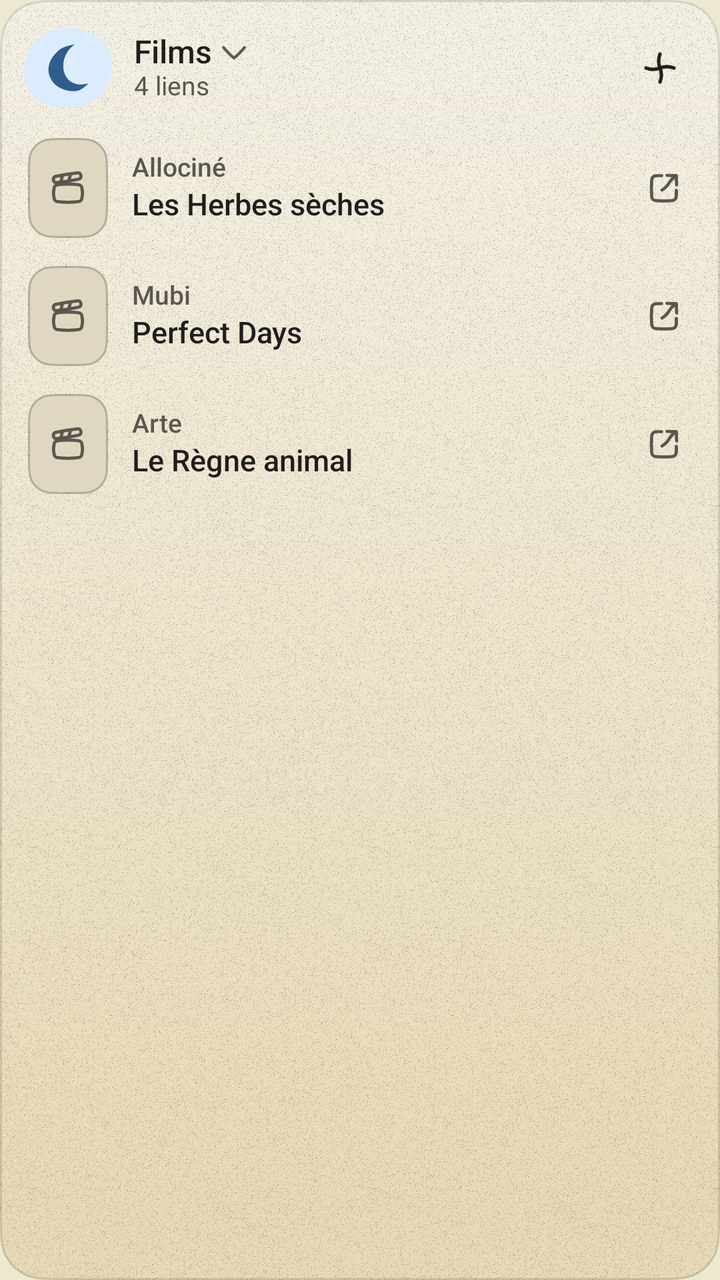
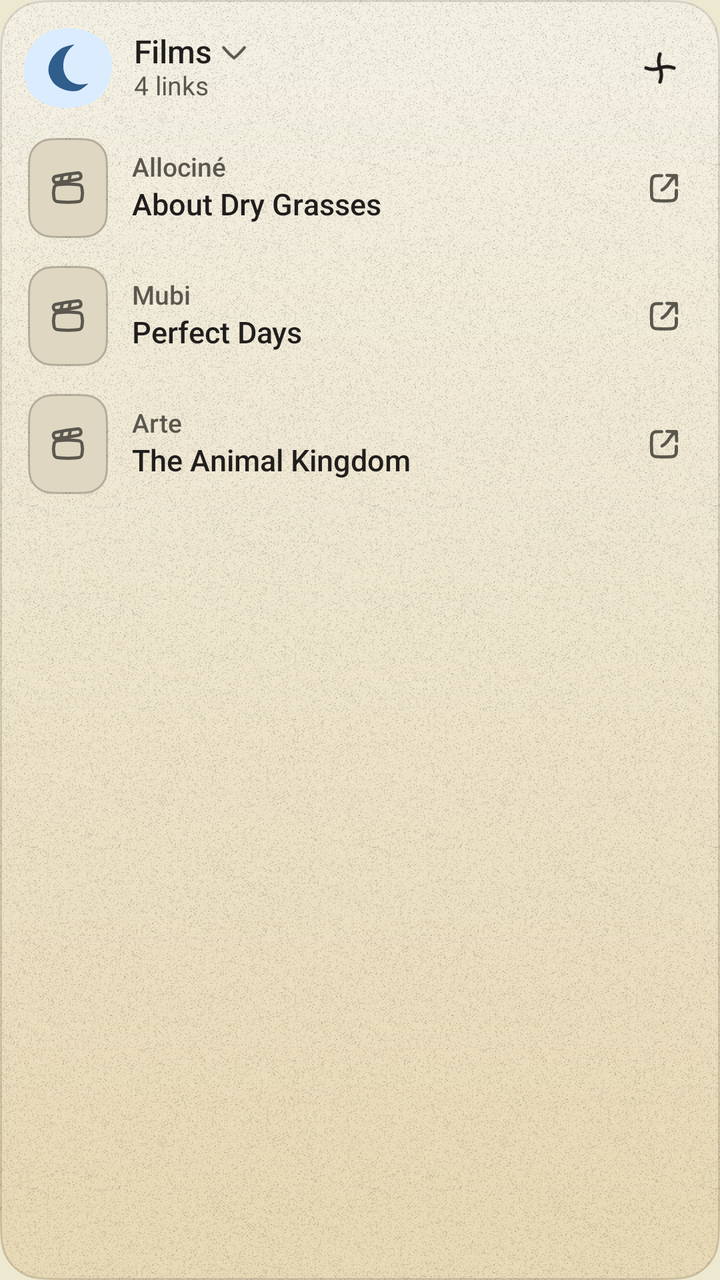

Compare the two renders of this Android layout. The source of the first and the diff that turns it into the second are given below.
<!-- AndroidManifest.xml: application theme AppTheme -->
<!-- res/layout/widget_collection_preview.xml -->
<?xml version="1.0" encoding="utf-8"?>
<FrameLayout xmlns:android="http://schemas.android.com/apk/res/android" android:layout_width="match_parent" android:layout_height="match_parent" android:background="@drawable/wgen_panel_ground" android:foreground="@drawable/wgen_panel_edge">
    <LinearLayout android:layout_width="match_parent" android:layout_height="match_parent" android:orientation="vertical">
        <LinearLayout android:layout_width="match_parent" android:layout_height="62dp" android:gravity="center_vertical" android:orientation="horizontal" android:paddingStart="12dp" android:paddingTop="6dp" android:paddingEnd="6dp">
            <FrameLayout android:layout_width="44dp" android:layout_height="40dp">
                <ImageView android:layout_width="match_parent" android:layout_height="match_parent" android:scaleType="fitXY" android:src="@drawable/wgen_pebble_2" android:tint="@color/wgen_wash_blue" />
                <ImageView android:layout_width="26dp" android:layout_height="26dp" android:layout_gravity="center" android:src="@drawable/wgen_emblem_lune" android:tint="@color/wgen_pigment_blue" />
            </FrameLayout>
            <LinearLayout android:layout_width="0dp" android:layout_height="wrap_content" android:layout_marginStart="11dp" android:layout_weight="1" android:orientation="vertical">
                <TextView style="@style/WidgetText.Title" android:layout_width="wrap_content" android:layout_height="wrap_content" android:drawableEnd="@drawable/wgen_g_chevron_down_ink_muted" android:drawablePadding="2dp" android:text="Films" />
                <TextView style="@style/WidgetText.Meta" android:layout_width="wrap_content" android:layout_height="wrap_content" android:text="4 liens" />
            </LinearLayout>
            <ImageView style="@style/WidgetIconButton.Head" android:src="@drawable/wgen_g_plus" />
        </LinearLayout>
        <LinearLayout android:layout_width="match_parent" android:layout_height="wrap_content" android:layout_marginStart="6dp" android:layout_marginEnd="6dp" android:gravity="center_vertical" android:minHeight="64dp" android:orientation="horizontal" android:paddingStart="8dp" android:paddingTop="6dp" android:paddingBottom="6dp">
            <FrameLayout android:layout_width="40dp" android:layout_height="50dp" android:background="@drawable/wgen_frame_well" android:foreground="@drawable/wgen_frame_edge">
                <ImageView android:layout_width="20dp" android:layout_height="20dp" android:layout_gravity="center" android:src="@drawable/wgen_g_film_ink_muted" />
            </FrameLayout>
            <LinearLayout android:layout_width="0dp" android:layout_height="wrap_content" android:layout_marginStart="12dp" android:layout_weight="1" android:orientation="vertical">
                <TextView style="@style/WidgetText.MetaStrong" android:layout_width="wrap_content" android:layout_height="wrap_content" android:maxLines="1" android:text="Allociné" />
                <TextView style="@style/WidgetText.RowTitle" android:layout_width="wrap_content" android:layout_height="wrap_content" android:layout_marginTop="2dp" android:maxLines="2" android:text="Les Herbes sèches" />
            </LinearLayout>
            <ImageView android:layout_width="44dp" android:layout_height="48dp" android:padding="12dp" android:scaleType="fitCenter" android:src="@drawable/wgen_g_external_ink_muted" />
        </LinearLayout>
        <LinearLayout android:layout_width="match_parent" android:layout_height="wrap_content" android:layout_marginStart="6dp" android:layout_marginEnd="6dp" android:gravity="center_vertical" android:minHeight="64dp" android:orientation="horizontal" android:paddingStart="8dp" android:paddingTop="6dp" android:paddingBottom="6dp">
            <FrameLayout android:layout_width="40dp" android:layout_height="50dp" android:background="@drawable/wgen_frame_well" android:foreground="@drawable/wgen_frame_edge">
                <ImageView android:layout_width="20dp" android:layout_height="20dp" android:layout_gravity="center" android:src="@drawable/wgen_g_film_ink_muted" />
            </FrameLayout>
            <LinearLayout android:layout_width="0dp" android:layout_height="wrap_content" android:layout_marginStart="12dp" android:layout_weight="1" android:orientation="vertical">
                <TextView style="@style/WidgetText.MetaStrong" android:layout_width="wrap_content" android:layout_height="wrap_content" android:maxLines="1" android:text="Mubi" />
                <TextView style="@style/WidgetText.RowTitle" android:layout_width="wrap_content" android:layout_height="wrap_content" android:layout_marginTop="2dp" android:maxLines="2" android:text="Perfect Days" />
            </LinearLayout>
            <ImageView android:layout_width="44dp" android:layout_height="48dp" android:padding="12dp" android:scaleType="fitCenter" android:src="@drawable/wgen_g_external_ink_muted" />
        </LinearLayout>
        <LinearLayout android:layout_width="match_parent" android:layout_height="wrap_content" android:layout_marginStart="6dp" android:layout_marginEnd="6dp" android:gravity="center_vertical" android:minHeight="64dp" android:orientation="horizontal" android:paddingStart="8dp" android:paddingTop="6dp" android:paddingBottom="6dp">
            <FrameLayout android:layout_width="40dp" android:layout_height="50dp" android:background="@drawable/wgen_frame_well" android:foreground="@drawable/wgen_frame_edge">
                <ImageView android:layout_width="20dp" android:layout_height="20dp" android:layout_gravity="center" android:src="@drawable/wgen_g_film_ink_muted" />
            </FrameLayout>
            <LinearLayout android:layout_width="0dp" android:layout_height="wrap_content" android:layout_marginStart="12dp" android:layout_weight="1" android:orientation="vertical">
                <TextView style="@style/WidgetText.MetaStrong" android:layout_width="wrap_content" android:layout_height="wrap_content" android:maxLines="1" android:text="Arte" />
                <TextView style="@style/WidgetText.RowTitle" android:layout_width="wrap_content" android:layout_height="wrap_content" android:layout_marginTop="2dp" android:maxLines="2" android:text="Le Règne animal" />
            </LinearLayout>
            <ImageView android:layout_width="44dp" android:layout_height="48dp" android:padding="12dp" android:scaleType="fitCenter" android:src="@drawable/wgen_g_external_ink_muted" />
        </LinearLayout>
    </LinearLayout>
</FrameLayout>
<!-- resources referenced by this layout -->
<resources>
  <color name="wgen_pigment_blue">#FF2F5D8C</color>
  <color name="wgen_wash_blue">#FFDAECFE</color>
  <!-- drawable wgen_g_chevron_down_ink_muted (drawable) -->
  <?xml version="1.0" encoding="utf-8"?>
  <vector xmlns:android="http://schemas.android.com/apk/res/android" android:width="18dp" android:height="18dp" android:viewportWidth="24" android:viewportHeight="24">
    <path android:pathData="M19 9C16.8 11.6 14.6 14 12 16C9.4 14 7.2 11.6 5 9" android:fillColor="#00000000" android:strokeColor="@color/wgen_ink_muted" android:strokeWidth="1.9" android:strokeLineCap="round" android:strokeLineJoin="round"/>
  </vector>
  <!-- drawable wgen_pebble_2 (drawable) -->
  <?xml version="1.0" encoding="utf-8"?>
  <vector xmlns:android="http://schemas.android.com/apk/res/android" android:width="48dp" android:height="48dp" android:viewportWidth="100" android:viewportHeight="100">
    <path android:pathData="M50.18,99.93 C28.63,100.99 7.08,90.33 1.69,67.93 C-3.7,45.52 3.85,19.92 23.24,7.12 C42.63,-4.61 70.65,-1.41 86.81,13.52 C101.89,27.39 102.97,51.92 95.43,71.13 C87.89,90.33 71.72,98.86 50.18,99.93 Z" android:fillColor="#FFFFFFFF"/>
  </vector>
  <style name="WidgetIconButton.Head">
          <item name="android:padding">13dp</item>
          <item name="android:scaleType">fitCenter</item>
      </style>
  <style name="WidgetText.Meta">
          <item name="android:textColor">@color/wgen_ink_muted</item>
          <item name="android:textSize">13sp</item>
          <item name="android:lineHeight">18sp</item>
      </style>
  <style name="WidgetText.MetaStrong" parent="WidgetText.Meta">
          <item name="android:fontFamily">sans-serif-medium</item>
      </style>
  <style name="WidgetText.RowTitle">
          <item name="android:fontFamily">sans-serif-medium</item>
          <item name="android:lineHeight">20sp</item>
      </style>
  <style name="WidgetText.Title">
          <item name="android:fontFamily">sans-serif-medium</item>
          <item name="android:textSize">16sp</item>
          <item name="android:lineHeight">22sp</item>
      </style>
  <style name="AppTheme" parent="Theme.AppCompat.DayNight.NoActionBar">
          <item name="android:editTextBackground">@drawable/rn_edit_text_material</item>
          <item name="android:windowBackground">@color/window_ground</item>
      </style>
  <!-- drawable wgen_frame_edge_tl (drawable) -->
  <?xml version="1.0" encoding="utf-8"?>
  <vector xmlns:android="http://schemas.android.com/apk/res/android" android:width="19.2dp" android:height="19.2dp" android:viewportWidth="19.2" android:viewportHeight="19.2">
    <group>
      <path android:pathData="M0.5,19.2 L0.5,18.9 C0.5,12.459,0.5,9.239,1.753,6.779 C2.856,4.615,4.615,2.856,6.779,1.753 C9.239,0.5,12.459,0.5,18.9,0.5 L19.2,0.5" android:fillColor="#00000000" android:strokeColor="@color/wgen_outline" android:strokeWidth="1"/>
    </group>
  </vector>
  <color name="wgen_outline">#38201E1D</color>
  <!-- drawable wgen_frame_well_tl (drawable) -->
  <?xml version="1.0" encoding="utf-8"?>
  <vector xmlns:android="http://schemas.android.com/apk/res/android" android:width="19.2dp" android:height="19.2dp" android:viewportWidth="19.2" android:viewportHeight="19.2">
    <group>
      <path android:pathData="M0,19.2 L0,19.2 C0,12.479,0,9.119,1.308,6.552 C2.458,4.294,4.294,2.458,6.552,1.308 C9.119,0,12.479,0,19.2,0 L19.2,19.2 Z" android:fillColor="@color/wgen_well"/>
    </group>
  </vector>
  <color name="wgen_well">#FFDFD7C1</color>
  <color name="wgen_ink_muted">#FF5A574E</color>
  <color name="wgen_ink">#FF201E1D</color>
  <color name="wgen_hairline">#24201E1D</color>
  <color name="window_ground">#EDE8D0</color>
  <!-- unchanged entries left out for length: 19 -->
</resources>

<!-- the commit's change to res/layout/widget_collection_preview.xml (unified diff, before → after) -->
@@ -1,5 +1,5 @@
 <?xml version="1.0" encoding="utf-8"?>
-<FrameLayout xmlns:android="http://schemas.android.com/apk/res/android" android:layout_width="match_parent" android:layout_height="match_parent" android:background="@drawable/wgen_panel_ground" android:foreground="@drawable/wgen_panel_edge">
+<FrameLayout xmlns:android="http://schemas.android.com/apk/res/android" android:id="@android:id/background" android:clipToOutline="true" android:outlineProvider="bounds" android:layout_width="match_parent" android:layout_height="match_parent" android:background="@drawable/wgen_panel_ground" android:foreground="@drawable/wgen_panel_edge">
     <LinearLayout android:layout_width="match_parent" android:layout_height="match_parent" android:orientation="vertical">
         <LinearLayout android:layout_width="match_parent" android:layout_height="62dp" android:gravity="center_vertical" android:orientation="horizontal" android:paddingStart="12dp" android:paddingTop="6dp" android:paddingEnd="6dp">
             <FrameLayout android:layout_width="44dp" android:layout_height="40dp">
@@ -7,8 +7,8 @@
                 <ImageView android:layout_width="26dp" android:layout_height="26dp" android:layout_gravity="center" android:src="@drawable/wgen_emblem_lune" android:tint="@color/wgen_pigment_blue" />
             </FrameLayout>
             <LinearLayout android:layout_width="0dp" android:layout_height="wrap_content" android:layout_marginStart="11dp" android:layout_weight="1" android:orientation="vertical">
-                <TextView style="@style/WidgetText.Title" android:layout_width="wrap_content" android:layout_height="wrap_content" android:drawableEnd="@drawable/wgen_g_chevron_down_ink_muted" android:drawablePadding="2dp" android:text="Films" />
-                <TextView style="@style/WidgetText.Meta" android:layout_width="wrap_content" android:layout_height="wrap_content" android:text="4 liens" />
+                <TextView style="@style/WidgetText.Title" android:layout_width="wrap_content" android:layout_height="wrap_content" android:drawableEnd="@drawable/wgen_g_chevron_down_ink_muted" android:drawablePadding="2dp" android:text="@string/widget_preview_films" />
+                <TextView style="@style/WidgetText.Meta" android:layout_width="wrap_content" android:layout_height="wrap_content" android:text="@string/widget_preview_links" />
             </LinearLayout>
             <ImageView style="@style/WidgetIconButton.Head" android:src="@drawable/wgen_g_plus" />
         </LinearLayout>
@@ -18,7 +18,7 @@
             </FrameLayout>
             <LinearLayout android:layout_width="0dp" android:layout_height="wrap_content" android:layout_marginStart="12dp" android:layout_weight="1" android:orientation="vertical">
                 <TextView style="@style/WidgetText.MetaStrong" android:layout_width="wrap_content" android:layout_height="wrap_content" android:maxLines="1" android:text="Allociné" />
-                <TextView style="@style/WidgetText.RowTitle" android:layout_width="wrap_content" android:layout_height="wrap_content" android:layout_marginTop="2dp" android:maxLines="2" android:text="Les Herbes sèches" />
+                <TextView style="@style/WidgetText.RowTitle" android:layout_width="wrap_content" android:layout_height="wrap_content" android:layout_marginTop="2dp" android:maxLines="2" android:text="@string/widget_preview_film_1" />
             </LinearLayout>
             <ImageView android:layout_width="44dp" android:layout_height="48dp" android:padding="12dp" android:scaleType="fitCenter" android:src="@drawable/wgen_g_external_ink_muted" />
         </LinearLayout>
@@ -38,7 +38,7 @@
             </FrameLayout>
             <LinearLayout android:layout_width="0dp" android:layout_height="wrap_content" android:layout_marginStart="12dp" android:layout_weight="1" android:orientation="vertical">
                 <TextView style="@style/WidgetText.MetaStrong" android:layout_width="wrap_content" android:layout_height="wrap_content" android:maxLines="1" android:text="Arte" />
-                <TextView style="@style/WidgetText.RowTitle" android:layout_width="wrap_content" android:layout_height="wrap_content" android:layout_marginTop="2dp" android:maxLines="2" android:text="Le Règne animal" />
+                <TextView style="@style/WidgetText.RowTitle" android:layout_width="wrap_content" android:layout_height="wrap_content" android:layout_marginTop="2dp" android:maxLines="2" android:text="@string/widget_preview_film_3" />
             </LinearLayout>
             <ImageView android:layout_width="44dp" android:layout_height="48dp" android:padding="12dp" android:scaleType="fitCenter" android:src="@drawable/wgen_g_external_ink_muted" />
         </LinearLayout>
<!-- resource entries referenced after the edit -->
@@ -12,6 +12,10 @@
   <vector xmlns:android="http://schemas.android.com/apk/res/android" android:width="48dp" android:height="48dp" android:viewportWidth="100" android:viewportHeight="100">
     <path android:pathData="M50.18,99.93 C28.63,100.99 7.08,90.33 1.69,67.93 C-3.7,45.52 3.85,19.92 23.24,7.12 C42.63,-4.61 70.65,-1.41 86.81,13.52 C101.89,27.39 102.97,51.92 95.43,71.13 C87.89,90.33 71.72,98.86 50.18,99.93 Z" android:fillColor="#FFFFFFFF"/>
   </vector>
+  <string name="widget_preview_film_1">About Dry Grasses</string>
+  <string name="widget_preview_film_3">The Animal Kingdom</string>
+  <string name="widget_preview_films">Films</string>
+  <string name="widget_preview_links">4 links</string>
   <style name="WidgetIconButton.Head">
           <item name="android:padding">13dp</item>
           <item name="android:scaleType">fitCenter</item>
